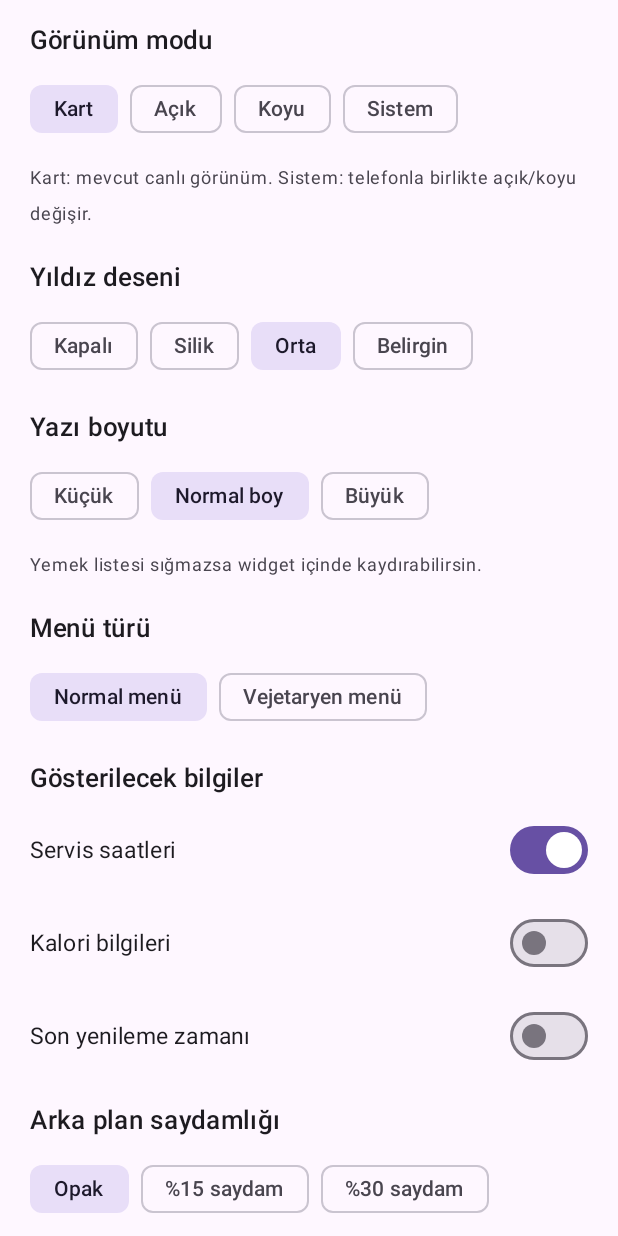
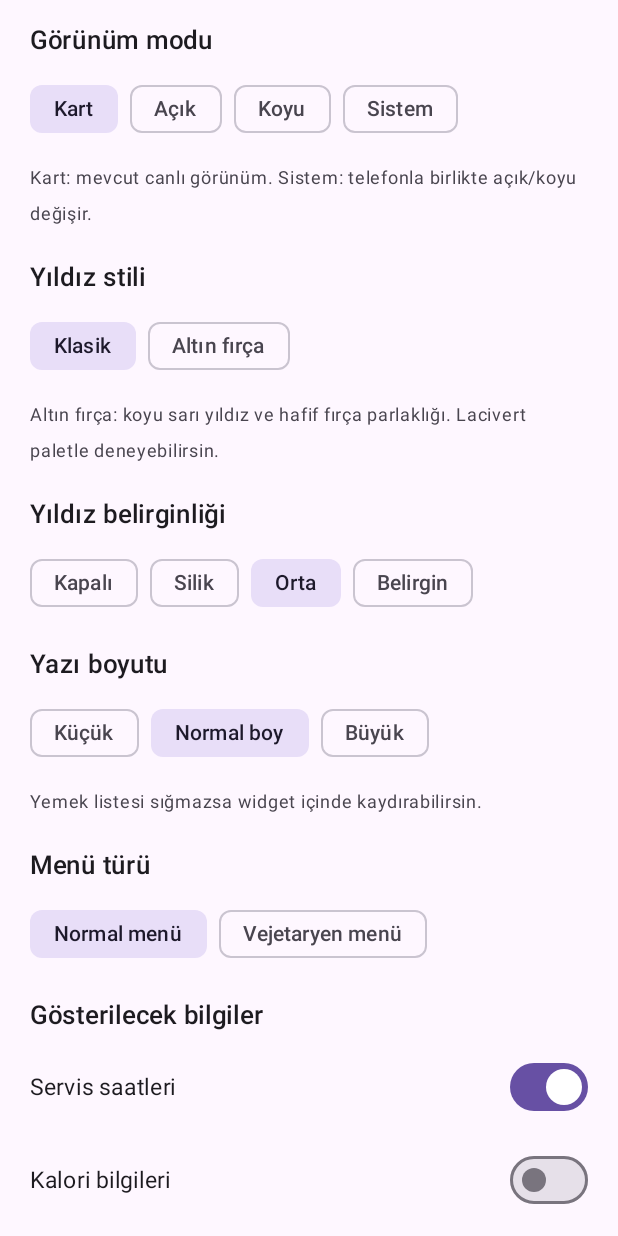
Before and after one commit to bbookot/yerleske-menu, an Android app built with Jetpack Compose: the WidgetSettingsActivity screen opened directly, with no data from a screen before it, scrolled down 576 dp, on a phone screen of 412 x 824 dp. Run offline under Robolectric (Android 15) with nearby library versions, the phone set to English and light mode, and no system bars; libraries missing offline, so code that uses them is left out: androidx.glance, androidx.glance.action, androidx.glance.appwidget, androidx.glance.color, androidx.glance.layout and 3 more; network calls fail; 2 statements that could not run were skipped.

Commit message:
Add optional brushed gold widget star

```diff
--- a/app/build.gradle.kts
+++ b/app/build.gradle.kts
@@ -12,8 +12,8 @@ android {
         applicationId = "app.yerleske.menu"
         minSdk = 26
         targetSdk = 35
-        versionCode = providers.environmentVariable("APP_VERSION_CODE").orElse("8").get().toInt()
-        versionName = providers.environmentVariable("APP_VERSION_NAME").orElse("0.4.0").get()
+        versionCode = providers.environmentVariable("APP_VERSION_CODE").orElse("9").get().toInt()
+        versionName = providers.environmentVariable("APP_VERSION_NAME").orElse("0.4.1").get()
         buildConfigField("String", "GITHUB_REPO", "\"${providers.gradleProperty("githubRepo").orElse("").get()}\"")
     }
     signingConfigs {
--- a/app/src/main/java/app/yerleske/menu/MenuWidget.kt
+++ b/app/src/main/java/app/yerleske/menu/MenuWidget.kt
@@ -91,8 +91,13 @@ class MenuWidget : GlanceAppWidget() {
                 val compact = LocalSize.current.height < 250.dp
                 Box(GlanceModifier.fillMaxSize().background(themed(options) { it.background }).appWidgetBackground().cornerRadius(20.dp)) {
                     if (options.star > 0) {
+                        if (options.starStyle == WidgetStarStyle.GOLD_BRUSH) {
+                            val gold = remember(options.colors(false).star ushr 24) { goldStarBitmap(options.colors(false).star ushr 24) }
+                            Image(ImageProvider(gold), contentDescription = null, modifier = GlanceModifier.fillMaxSize(), contentScale = ContentScale.FillBounds)
+                        } else {
                         val mask = remember(options.colors(false).star ushr 24) { starMask(options.colors(false).star ushr 24) }
                         Image(ImageProvider(mask), contentDescription = null, modifier = GlanceModifier.fillMaxSize(), contentScale = ContentScale.FillBounds, colorFilter = ColorFilter.tint(themed(options) { it.star or 0xFF000000.toInt() }))
+                        }
                     }
                     Column(GlanceModifier.fillMaxSize().padding(if (compact) 10.dp else 16.dp)) {
                         Row(GlanceModifier.fillMaxWidth(), verticalAlignment = Alignment.CenterVertically) {
--- a/app/src/main/java/app/yerleske/menu/WidgetAppearance.kt
+++ b/app/src/main/java/app/yerleske/menu/WidgetAppearance.kt
@@ -9,11 +9,13 @@ enum class WidgetPalette(val label: String, val card: Int, val light: Int, val d
     CHARCOAL("Antrasit", 0xFF485563.toInt(), 0xFFEDF0F3.toInt(), 0xFF20272E.toInt(), 0xFF28343F.toInt(), 0xFF283540.toInt())
 }
 enum class WidgetMode(val label: String) { CARD("Kart"), LIGHT("Açık"), DARK("Koyu"), SYSTEM("Sistem") }
+enum class WidgetStarStyle(val label: String) { CLASSIC("Klasik"), GOLD_BRUSH("Altın fırça") }
 enum class WidgetFont(val label: String, val scale: Float) { SMALL("Küçük", .9f), NORMAL("Normal boy", 1f), LARGE("Büyük", 1.2f) }
 data class WidgetOptions(
     val palette: WidgetPalette = WidgetPalette.BLUE,
     val mode: WidgetMode = WidgetMode.CARD,
     val star: Int = 2,
+    val starStyle: WidgetStarStyle = WidgetStarStyle.CLASSIC,
     val font: WidgetFont = WidgetFont.NORMAL,
     val vegetarian: Boolean = false,
     val hours: Boolean = true,
--- a/app/src/main/java/app/yerleske/menu/WidgetSettingsActivity.kt
+++ b/app/src/main/java/app/yerleske/menu/WidgetSettingsActivity.kt
@@ -4,6 +4,7 @@ import android.os.Bundle
 import androidx.activity.ComponentActivity
 import androidx.activity.compose.setContent
 import androidx.compose.foundation.Canvas
+import androidx.compose.foundation.Image
 import androidx.compose.foundation.background
 import androidx.compose.foundation.clickable
 import androidx.compose.foundation.isSystemInDarkTheme
@@ -17,6 +18,8 @@ import androidx.compose.ui.Alignment
 import androidx.compose.ui.Modifier
 import androidx.compose.ui.draw.clip
 import androidx.compose.ui.graphics.Color
+import androidx.compose.ui.graphics.asImageBitmap
+import androidx.compose.ui.layout.ContentScale
 import androidx.compose.ui.graphics.Path
 import androidx.compose.ui.graphics.drawscope.Stroke
 import androidx.compose.ui.semantics.contentDescription
@@ -89,7 +92,12 @@ class WidgetSettingsActivity : ComponentActivity() {
                 }
                 Text("Kart: mevcut canlı görünüm. Sistem: telefonla birlikte açık/koyu değişir.", fontSize = 12.sp, color = MaterialTheme.colorScheme.onSurfaceVariant)
 
-                SettingTitle("Yıldız deseni")
+                SettingTitle("Yıldız stili")
+                FlowRow(horizontalArrangement = Arrangement.spacedBy(8.dp)) {
+                    WidgetStarStyle.entries.forEach { style -> FilterChip(options.starStyle == style, onClick = { change(options.copy(starStyle = style)) }, label = { Text(style.label) }) }
+                }
+                Text("Altın fırça: koyu sarı yıldız ve hafif fırça parlaklığı. Lacivert paletle deneyebilirsin.", fontSize = 12.sp, color = MaterialTheme.colorScheme.onSurfaceVariant)
+                SettingTitle("Yıldız belirginliği")
                 FlowRow(horizontalArrangement = Arrangement.spacedBy(8.dp)) {
                     listOf("Kapalı", "Silik", "Orta", "Belirgin").forEachIndexed { index, label -> FilterChip(options.star == index, onClick = { change(options.copy(star = index)) }, label = { Text(label) }) }
                 }
@@ -142,7 +150,10 @@ private fun WidgetPreview(options: WidgetOptions, systemDark: Boolean) {
             for (x in 0..(size.width / cell).toInt()) for (y in 0..(size.height / cell).toInt()) drawRect(if ((x+y)%2 == 0) Color(0xFFAEB7C5) else Color(0xFFD4D9E2), topLeft = androidx.compose.ui.geometry.Offset(x*cell,y*cell), size = androidx.compose.ui.geometry.Size(cell,cell))
         }
         Box(Modifier.fillMaxSize().background(Color(colors.background))) {
-            if (options.star > 0) Canvas(Modifier.fillMaxSize()) {
+            if (options.star > 0 && options.starStyle == WidgetStarStyle.GOLD_BRUSH) {
+                val gold = remember(colors.star ushr 24) { goldStarBitmap(colors.star ushr 24).asImageBitmap() }
+                Image(gold, contentDescription = null, modifier = Modifier.fillMaxSize(), contentScale = ContentScale.FillBounds)
+            } else if (options.star > 0) Canvas(Modifier.fillMaxSize()) {
                 val path = Path().apply { StarShape.points.forEachIndexed { i, (x,y) -> if (i == 0) moveTo(x/360*size.width,y/220*size.height) else lineTo(x/360*size.width,y/220*size.height) }; close() }
                 drawPath(path, Color(colors.star), style = Stroke(size.width/360*5.5f))
             }
--- a/app/src/main/java/app/yerleske/menu/WidgetSettingsStore.kt
+++ b/app/src/main/java/app/yerleske/menu/WidgetSettingsStore.kt
@@ -9,6 +9,7 @@ class WidgetSettingsStore(private val context: Context) {
         palette = enum("palette", WidgetPalette.BLUE),
         mode = enum("mode", WidgetMode.CARD),
         star = prefs.getInt("star", 2),
+        starStyle = enum("star_style", WidgetStarStyle.CLASSIC),
         font = enum("font", WidgetFont.NORMAL),
         vegetarian = MenuStore(context).vegetarian,
         hours = prefs.getBoolean("hours", true),
@@ -20,6 +21,7 @@ class WidgetSettingsStore(private val context: Context) {
         val value = options.normalized()
         prefs.edit().putString("palette",value.palette.name).putString("mode",value.mode.name)
             .putInt("star",value.star).putString("font",value.font.name)
+            .putString("star_style",value.starStyle.name)
             .putBoolean("hours",value.hours).putBoolean("calories",value.calories)
             .putBoolean("updated",value.updated).putInt("opacity",value.opacity).apply()
         MenuStore(context).vegetarian = value.vegetarian
```
Also changed, not shown: app/src/main/java/app/yerleske/menu/GoldStar.kt (added, +44 -0 lines), 1 other file.
